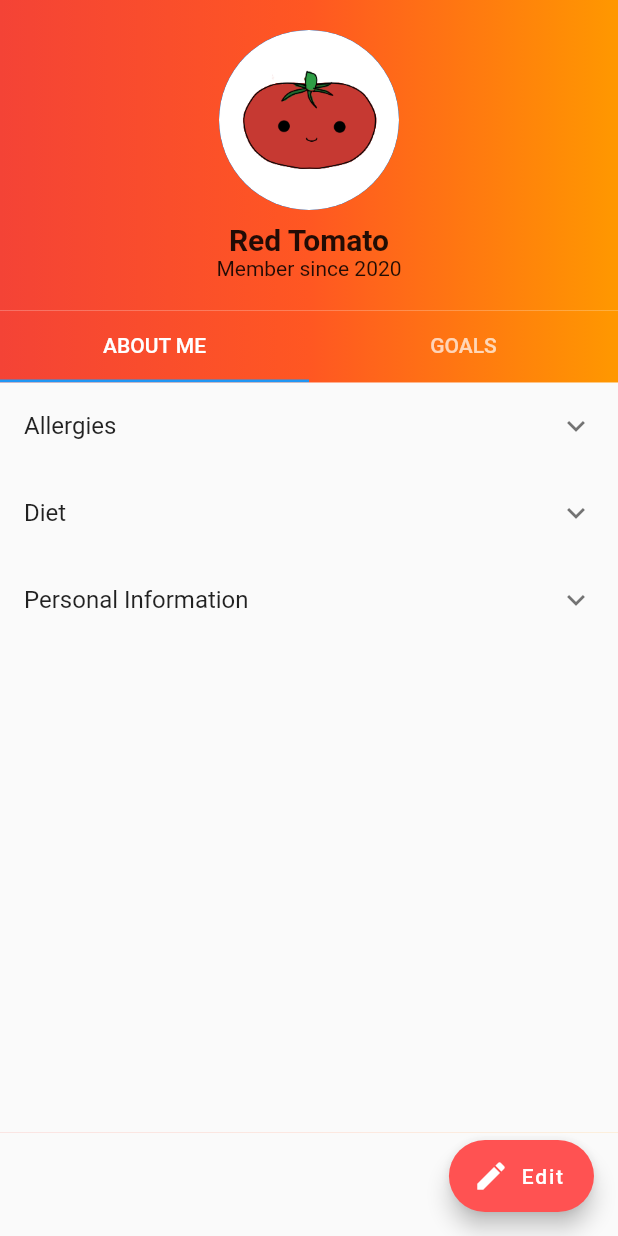
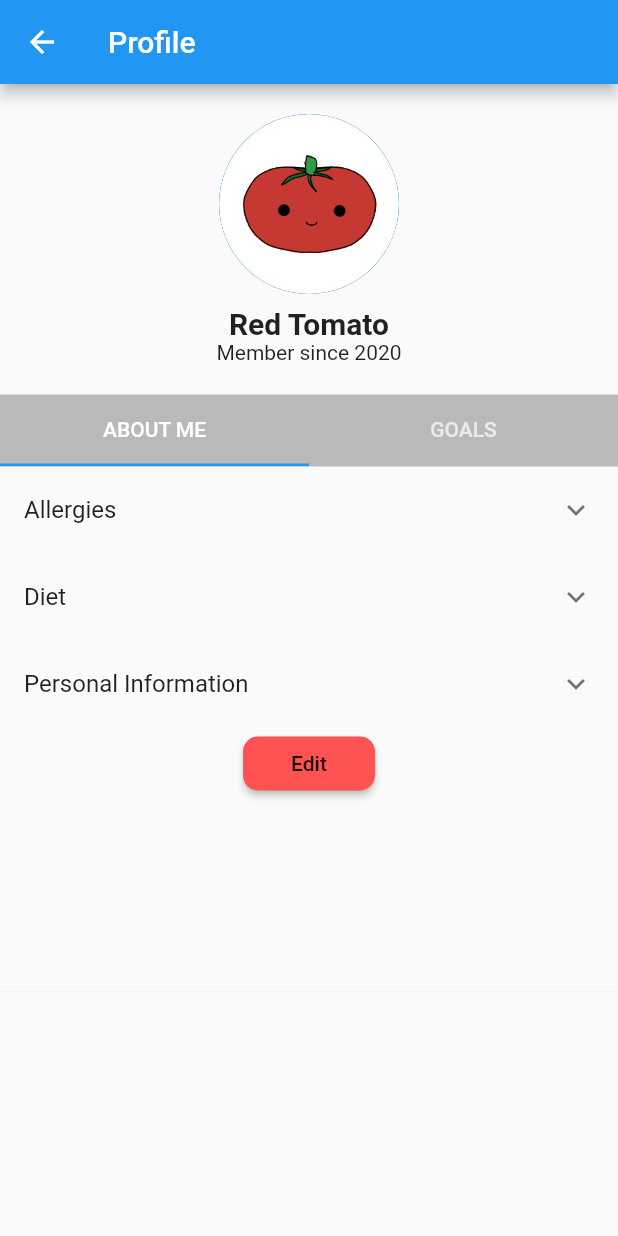
Before and after one commit to ruthvikarva/Capstone-App, a Flutter app: the ProfilePage screen opened directly, on a phone screen of 412 x 824 dp. Run offline on Flutter 3.47's test engine with Material 2 defaults, Android fonts, the phone set to English and light mode, and no system bars; our stand-ins replace firebase_auth, flutter_form_builder, table_calendar; accounts and stored records are empty.

```diff
--- a/lib/about_me.dart
+++ b/lib/about_me.dart
@@ -1,5 +1,5 @@
 import 'package:flutter/material.dart';
-
+import 'edit_info.dart';
 
 class AboutMe extends StatefulWidget{
   AboutMe({Key key}): super(key: key);
@@ -11,42 +11,16 @@ class AboutMe extends StatefulWidget{
 }
 
 class _AboutMe extends State<AboutMe> {
-  Map<String, bool> allergies={
-    "Egg": false,
-    "Milk": false,
-    "Peanut": false,
-    "Seafood" : false,
-    "Sesame" : false,
-    "Soy": false,
-    "Wheat": false
-  };
 
   @override
   Widget build(BuildContext context) {
     return Scaffold(
       body: ListView(
         children: <Widget>[
-          /*
-          Container(
-            height: 500,
-            child:ListView(
-                children: allergies.keys.map((String key){
-                  return new CheckboxListTile(
-                      title: new Text(key),
-                      value: allergies[key],
-                      activeColor: Colors.redAccent,
-                      onChanged: (bool value){
-                        setState(() {
-                          allergies[key]=value;
-                        });
-                      });
-                }).toList()
-            ),
-          ),
-          */
           ExpansionTile(
             title: Text("Allergies"),
             children: <Widget>[
+
             ],
           ),
           ExpansionTile(
@@ -60,6 +34,23 @@ class _AboutMe extends State<AboutMe> {
               Text("Name:")
             ],
           ),
+          Center(
+            child: RaisedButton(
+              child: Text("Edit"),
+              color: Colors.redAccent,
+              shape: RoundedRectangleBorder(
+                borderRadius: new BorderRadius.circular(10),
+              ),
+
+              onPressed: (){
+                Navigator.push((context),
+                    MaterialPageRoute(
+                        builder: (context)=>EditInfo()
+                    )
+                );
+              },
+            ),
+          )
 
 
 
--- a/lib/profile.dart
+++ b/lib/profile.dart
@@ -1,6 +1,5 @@
 import 'package:flutter/material.dart';
 import 'about_me.dart';
-import 'edit_info.dart';
 
 class ProfilePage extends StatefulWidget{
   ProfilePage({Key key}): super(key: key);
@@ -15,18 +14,13 @@ class _ProfilePage extends State<ProfilePage> {
   @override
   Widget build(BuildContext context) {
     return Scaffold(
+      appBar: AppBar(
+        title: Text("Profile"),
+      ),
       body: ListView(
           children: <Widget>[
+
             Container(
-              decoration: BoxDecoration(
-                  gradient: LinearGradient(
-                      colors: [
-                        Colors.red,
-                        Colors.deepOrange,
-                        Colors.orange,
-                      ]
-                  )
-              ),
               child:Padding(
                 padding: EdgeInsets.all(20.0) ,
                 child: Column(
@@ -62,13 +56,7 @@ class _ProfilePage extends State<ProfilePage> {
 
             Container(
               decoration: BoxDecoration(
-                gradient: LinearGradient(
-                    colors: [
-                      Colors.red,
-                      Colors.deepOrange,
-                      Colors.orange,
-                    ]
-                ),
+                color: Colors.black26,
               ),
               child:DefaultTabController(
                 length: 2,
@@ -82,7 +70,7 @@ class _ProfilePage extends State<ProfilePage> {
                       ],
                     ),
                     Container(
-                      height: 500,
+                      height: 350,
                       color: Colors.white,
                       child: TabBarView(
                         children: <Widget>[
@@ -99,21 +87,9 @@ class _ProfilePage extends State<ProfilePage> {
                 ),
               ),
             ),
-
           ]
       ),
-      floatingActionButton: FloatingActionButton.extended(
-        icon: Icon(Icons.edit),
-        label: Text("Edit"),
-        backgroundColor: Colors.redAccent ,
-        onPressed: (){
-          Navigator.push(context,
-              MaterialPageRoute(
-                  builder: (context)=>EditInfo()
-              )
-          );
-        },
-      ),
+
     );
   }
 }
--- a/pubspec.yaml
+++ b/pubspec.yaml
@@ -23,6 +23,8 @@ dependencies:
   firebase_auth: ^0.15.5+3
 
   table_calendar: ^2.2.3
+
+  flutter_form_builder: 3.8.2
 
 
   # The following adds the Cupertino Icons font to your application.
```
Also changed, not shown: lib/edit_info.dart (+103 -4 lines), pubspec.lock.
